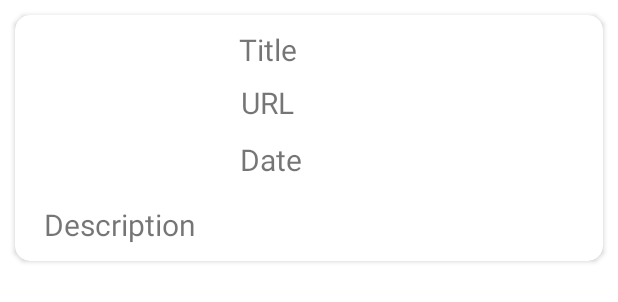
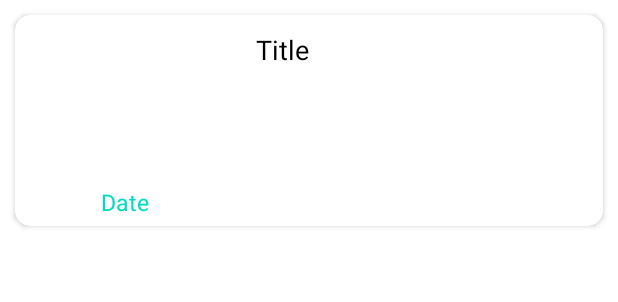
Before and after one commit to bayleyegn100/New-App, an Android app: the layout news_view.xml on its own in the app's theme, with its tools: preview values and no code run, on a phone screen of 412 x 824 dp. Shown: the top 302 px of the screen. Run offline under Robolectric (Android 15) with nearby library versions, the phone set to English and light mode, and no system bars.

Commit message:
Adds formating on UI, made some changes in API call respons type.

```diff
--- a/app/src/main/java/com/yedebkid/newsapp/model/domain/Data.kt
+++ b/app/src/main/java/com/yedebkid/newsapp/model/Data.kt
@@ -1,4 +1,4 @@
-package com.yedebkid.newsapp.model.domain
+package com.yedebkid.newsapp.model
 
 
 import com.google.gson.annotations.SerializedName
--- a/app/src/main/java/com/yedebkid/newsapp/model/domain/Meta.kt
+++ b/app/src/main/java/com/yedebkid/newsapp/model/Meta.kt
@@ -1,4 +1,4 @@
-package com.yedebkid.newsapp.model.domain
+package com.yedebkid.newsapp.model
 
 
 import com.google.gson.annotations.SerializedName
--- a/app/src/main/java/com/yedebkid/newsapp/model/domain/TopStoriesNewsItem.kt
+++ b/app/src/main/java/com/yedebkid/newsapp/model/TopStoriesNewsItem.kt
@@ -1,7 +1,9 @@
-package com.yedebkid.newsapp.model.domain
+package com.yedebkid.newsapp.model
 
 
 import com.google.gson.annotations.SerializedName
+import com.yedebkid.newsapp.model.Data
+import com.yedebkid.newsapp.model.Meta
 
 data class TopStoriesNewsItem(
     @SerializedName("data")
--- a/app/src/main/java/com/yedebkid/newsapp/rest/NewsApi.kt
+++ b/app/src/main/java/com/yedebkid/newsapp/rest/NewsApi.kt
@@ -1,6 +1,7 @@
 package com.yedebkid.newsapp.rest
 
 import com.yedebkid.newsapp.model.DataX
+import com.yedebkid.newsapp.model.TopStoriesNewsItem
 import retrofit2.Response
 import retrofit2.http.GET
 import retrofit2.http.Query
@@ -12,14 +13,14 @@ interface NewsApi {
         @Query("api_token") accesskey: String = ACCESS_KEY,
         @Query("language") language: String = LANGUAGE,
         @Query("limit") limit: Int = LIMIT
-    ): Response<List<DataX>>
+    ): Response<TopStoriesNewsItem>
 
     @GET(TOP_STORIES)
     suspend fun getTopStoriesNews(
         @Query("api_token") accesskey: String = ACCESS_KEY,
         @Query("language") language: String = LANGUAGE,
         @Query("limit") limit: Int = LIMIT
-    ): Response<List<DataX>>
+    ): Response<TopStoriesNewsItem>
 
     /**
      * Top Stories: https://api.thenewsapi.com/v1/news/top?api_token=7KpjzdkqpoavUd2jXc72kCP2OCREnDyDOb1kcL8F&locale=us&limit=3
--- a/app/src/main/java/com/yedebkid/newsapp/rest/NewsRepository.kt
+++ b/app/src/main/java/com/yedebkid/newsapp/rest/NewsRepository.kt
@@ -26,7 +26,7 @@ class NewsRepositoryImplementation @Inject constructor(
             val response = newsApi.getAllNews()
             if (response.isSuccessful){
                  response.body()?.let {
-                     emit(UIState.SUCCESS(it.mapToNewsItemDomain()))
+                     emit(UIState.SUCCESS(it.data.mapToNewsItemDomain()))
                  } ?: throw NullResponseException("Response is Null.")
             } else {
                 throw FailureResponseException(response.errorBody().toString())
@@ -45,7 +45,7 @@ class NewsRepositoryImplementation @Inject constructor(
             val response = newsApi.getTopStoriesNews()
             if(response.isSuccessful){
                 response.body()?.let {
-                    emit(UIState.SUCCESS(it.mapToNewsItemDomain()))
+                    emit(UIState.SUCCESS(it.data.mapToNewsItemDomain()))
                 } ?: throw NullResponseException("Response is null.")
             } else {
                 throw FailureResponseException(response.errorBody().toString())
--- a/app/src/main/java/com/yedebkid/newsapp/view/AllNewsFragment.kt
+++ b/app/src/main/java/com/yedebkid/newsapp/view/AllNewsFragment.kt
@@ -57,8 +57,8 @@ class AllNewsFragment : BaseFragment() {
                 is UIState.SUCCESS<*> -> {
                     binding.livenewsRecyclerview.visibility = View.VISIBLE
                     binding.newsLoadingSpinner.visibility = View.GONE
-                    val newNews = it.data as List<NewsItemDomain>
-                    newsAdapter.updateNews(newNews)
+                    val allNews = it.data as List<NewsItemDomain>
+                    newsAdapter.updateNews(allNews)
                 }
                 is UIState.ERROR -> {
                     binding.livenewsRecyclerview.visibility = View.GONE
--- a/app/src/main/java/com/yedebkid/newsapp/viewModel/NewsViewModel.kt
+++ b/app/src/main/java/com/yedebkid/newsapp/viewModel/NewsViewModel.kt
@@ -28,6 +28,7 @@ class NewsViewModel @Inject constructor(
 
     init {
         getLiveNewsOnly()
+        getTopStoryNewsONly()
     }
 
     private fun getLiveNewsOnly() {
--- /dev/null
+++ b/app/src/main/res/drawable/top_icon.xml
@@ -0,0 +1,5 @@
+<vector android:height="24dp" android:tint="#000000"
+    android:viewportHeight="24" android:viewportWidth="24"
+    android:width="24dp" xmlns:android="http://schemas.android.com/apk/res/android">
+    <path android:fillColor="@android:color/white" android:pathData="M8,11h3v10h2V11h3l-4,-4 -4,4zM4,3v2h16V3H4z"/>
+</vector>
--- a/app/src/main/res/layout/news_view.xml
+++ b/app/src/main/res/layout/news_view.xml
@@ -15,60 +15,65 @@
 
         <TextView
             android:id="@+id/news_title"
-            android:layout_width="wrap_content"
-            android:layout_height="wrap_content"
-            android:layout_marginTop="4dp"
+            android:layout_width="221dp"
+            android:layout_height="48dp"
+            android:layout_marginLeft="5dp"
+            android:layout_marginTop="5dp"
+            android:textColor="@color/black"
             android:text="Title"
-            android:textSize="20sp"
+            android:textSize="18sp"
             app:layout_constraintEnd_toEndOf="parent"
-            app:layout_constraintHorizontal_bias="0.074"
+            app:layout_constraintHorizontal_bias="0.252"
             app:layout_constraintStart_toEndOf="@+id/news_Image"
             app:layout_constraintTop_toTopOf="parent" />
 
         <ImageView
             android:id="@+id/news_Image"
-            android:layout_width="128dp"
-            android:layout_height="115dp"
+            android:layout_width="148dp"
+            android:layout_height="103dp"
+            android:layout_marginBottom="5dp"
             app:layout_constraintStart_toStartOf="parent"
             app:layout_constraintTop_toTopOf="parent" />
 
-        <TextView
-            android:id="@+id/news_description"
-            android:layout_width="wrap_content"
-            android:layout_height="wrap_content"
-            android:text="Description"
-            android:layout_margin="5dp"
-            android:textSize="20sp"
-            app:layout_constraintBottom_toBottomOf="parent"
-            app:layout_constraintEnd_toEndOf="parent"
-            app:layout_constraintHorizontal_bias="0.033"
-            app:layout_constraintStart_toStartOf="parent"
-            app:layout_constraintTop_toBottomOf="@+id/news_Image"
-            app:layout_constraintVertical_bias="0.8" />
+<!--        <TextView-->
+<!--            android:id="@+id/news_description"-->
+<!--            android:layout_width="wrap_content"-->
+<!--            android:layout_height="wrap_content"-->
+<!--            android:text="Description"-->
+<!--            android:layout_margin="5dp"-->
+<!--            android:textSize="20sp"-->
+<!--            app:layout_constraintBottom_toBottomOf="parent"-->
+<!--            app:layout_constraintEnd_toEndOf="parent"-->
+<!--            app:layout_constraintHorizontal_bias="0.033"-->
+<!--            app:layout_constraintStart_toStartOf="parent"-->
+<!--            app:layout_constraintTop_toBottomOf="@+id/news_Image"-->
+<!--            app:layout_constraintVertical_bias="0.8" />-->
 
         <TextView
             android:id="@+id/news_date"
             android:layout_width="wrap_content"
             android:layout_height="wrap_content"
             android:text="Date"
-            android:textSize="20sp"
-            app:layout_constraintBottom_toBottomOf="@+id/news_Image"
+            android:textColor="@color/teal_200"
+            android:textSize="15sp"
+            android:layout_marginTop="5dp"
+            app:layout_constraintBottom_toBottomOf="parent"
             app:layout_constraintEnd_toEndOf="parent"
-            app:layout_constraintHorizontal_bias="0.08"
-            app:layout_constraintStart_toEndOf="@+id/news_Image"
-            app:layout_constraintTop_toBottomOf="@+id/news_url" />
+            app:layout_constraintHorizontal_bias="0.148"
+            app:layout_constraintStart_toStartOf="parent"
+            app:layout_constraintTop_toBottomOf="@+id/news_Image" />
 
-        <TextView
-            android:id="@+id/news_url"
-            android:layout_width="wrap_content"
-            android:layout_height="wrap_content"
-            android:layout_marginTop="8dp"
-            android:text="URL"
-            android:textSize="20sp"
-            app:layout_constraintEnd_toEndOf="parent"
-            app:layout_constraintHorizontal_bias="0.078"
-            app:layout_constraintStart_toEndOf="@+id/news_Image"
-            app:layout_constraintTop_toBottomOf="@+id/news_title" />
+        <!--        <TextView-->
+<!--            android:id="@+id/news_url"-->
+<!--            android:layout_width="wrap_content"-->
+<!--            android:layout_height="wrap_content"-->
+<!--            android:layout_marginTop="8dp"-->
+<!--            android:text="URL"-->
+<!--            android:textSize="20sp"-->
+<!--            app:layout_constraintEnd_toEndOf="parent"-->
+<!--            app:layout_constraintHorizontal_bias="0.078"-->
+<!--            app:layout_constraintStart_toEndOf="@+id/news_Image"-->
+<!--            app:layout_constraintTop_toBottomOf="@+id/news_title" />-->
 
     </androidx.constraintlayout.widget.ConstraintLayout>
 
--- a/app/src/main/res/menu/bottom_nav_menu.xml
+++ b/app/src/main/res/menu/bottom_nav_menu.xml
@@ -4,11 +4,11 @@
     <item
         android:id="@+id/live_news_fragment"
         android:icon="@drawable/live_news_icon"
-        android:title="All News"/>
+        android:title="@string/all_news"/>
 
     <item
         android:id="@+id/TopStories_news_fragment"
-        android:icon="@drawable/history_news_icon"
-        android:title="Top Stories"/>
+        android:icon="@drawable/top_icon"
+        android:title="@string/top_stories"/>
 
 </menu>
--- a/app/src/main/res/navigation/news_navigation.xml
+++ b/app/src/main/res/navigation/news_navigation.xml
@@ -15,7 +15,7 @@
     <fragment
         android:id="@+id/TopStories_news_fragment"
         android:name="com.yedebkid.newsapp.view.TopStoriesNewsFragment"
-        android:label="Historic News"
+        android:label="Top Story News"
         tools:layout="@layout/fragment_top_stories_news" >
     </fragment>
 
--- a/app/src/main/res/values/strings.xml
+++ b/app/src/main/res/values/strings.xml
@@ -8,4 +8,6 @@
     <string name="historic_news">Historic News</string>
     <string name="news_source">News Source</string>
     <string name="live_news">Live News</string>
+    <string name="all_news">All News</string>
+    <string name="top_stories">Top Stories</string>
 </resources>
--- a/app/src/main/res/values/themes.xml
+++ b/app/src/main/res/values/themes.xml
@@ -2,7 +2,7 @@
     <!-- Base application theme. -->
     <style name="Theme.NewsApp" parent="Theme.MaterialComponents.DayNight.DarkActionBar">
         <!-- Primary brand color. -->
-        <item name="colorPrimary">@color/purple_500</item>
+        <item name="colorPrimary">@color/teal_200</item>
         <item name="colorPrimaryVariant">@color/purple_700</item>
         <item name="colorOnPrimary">@color/white</item>
         <!-- Secondary brand color. -->
```
Also changed, not shown: app/src/main/java/com/yedebkid/newsapp/adapter/NewsAdapter.kt (+7 -7 lines), app/src/main/java/com/yedebkid/newsapp/model/domain/NewsItemDomain.kt (+4 -3 lines).
